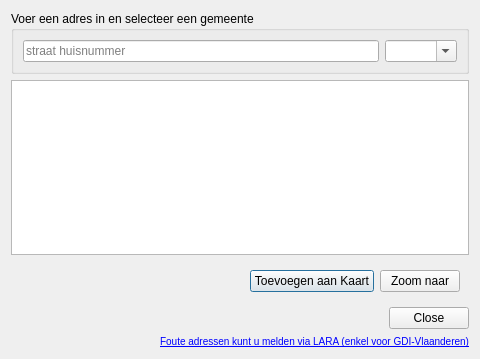
Old version of the form ui_geopunt4qgis.ui in the repository warrieka/geopunt4Qgis.
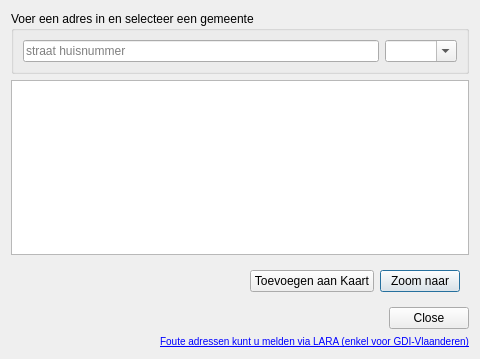
New version of the form. Icons and pictures are not drawn.

What changed in the file:
```diff
--- a/ui_geopunt4qgis.ui
+++ b/ui_geopunt4qgis.ui
@@ -66,6 +66,9 @@
         <property name="text">
          <string>Toevoegen aan Kaart</string>
         </property>
+        <property name="autoDefault">
+         <bool>false</bool>
+        </property>
        </widget>
       </item>
       <item>
```
